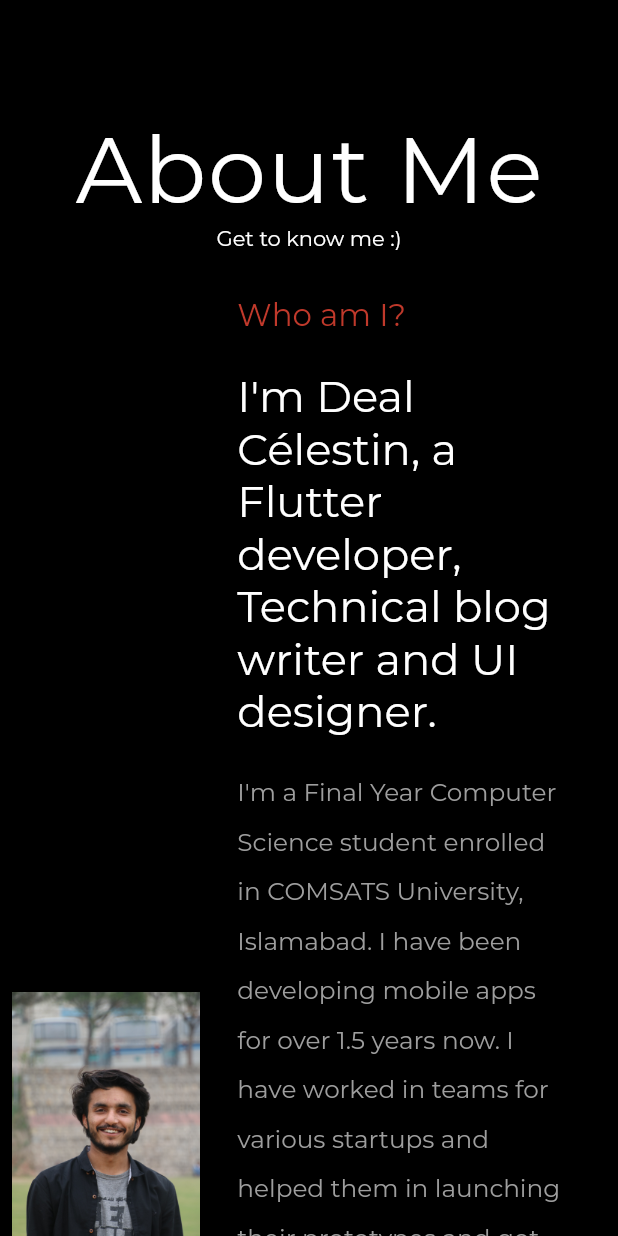
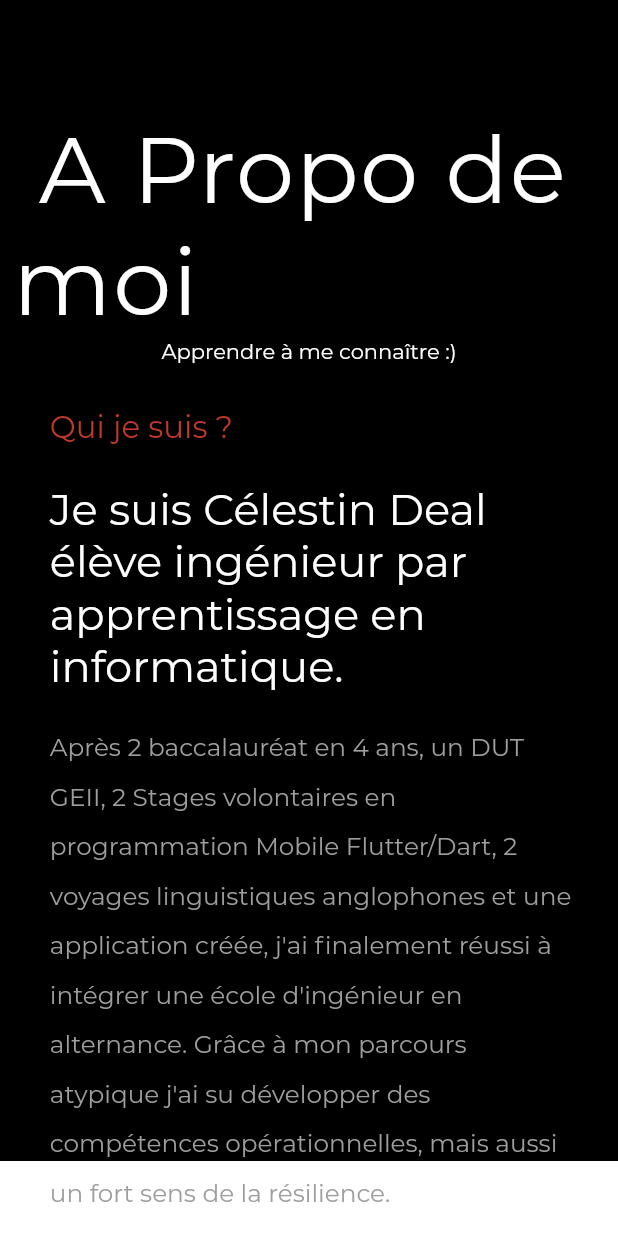
Before and after one commit to celestindeal/cv, a Flutter app: the AboutDesktop widget shown alone on an empty page, opened directly, on a phone screen of 412 x 824 dp. Run offline on Flutter 3.47's test engine with Material 2 defaults, Android fonts, the phone set to English and light mode, and no system bars; our stand-ins replace animated_text_kit, carousel_slider, flip_card, font_awesome_flutter, google_fonts, responsive_builder and 2 more; missing offline and left inert: mailto, universal_html; accounts and stored records are empty; network calls fail; statements that could not run were skipped.

Commit message:
page about et footer

```diff
--- a/lib/constants.dart
+++ b/lib/constants.dart
@@ -35,16 +35,7 @@ final kCommunityLinks = [
 ];
 
 // Tools & Tech
-final kTools = [
-  "Flutter",
-  "Dart",
-  "Python",
-  "Java",
-  "C++",
-  "HTML",
-  "CSS",
-  "Bootstrap"
-];
+final kTools = ["Flutter", "Dart", "Python", "Java", "C", "HTML", "CSS"];
 
 // services
 final kServicesIcons = [
--- a/lib/sections/about/desktopAbout.dart
+++ b/lib/sections/about/desktopAbout.dart
@@ -22,23 +22,24 @@ class AboutDesktop extends StatelessWidget {
     double width = MediaQuery.of(context).size.width;
 
     return Container(
+      height: height - 50,
       padding: EdgeInsets.symmetric(
         horizontal: width * 0.02,
       ),
       color: _themeProvider.lightTheme ? Colors.white : Colors.black,
       child: Column(
         children: [
-          CustomSectionHeading(text: "\nAbout Me"),
-          CustomSectionSubHeading(text: "Get to know me :)"),
+          CustomSectionHeading(text: "\n A Propo de moi"),
+          CustomSectionSubHeading(text: "Apprendre à me connaître :)"),
           SizedBox(height: 30.0),
           Row(
             children: [
-              Expanded(
-                child: Image.asset(
-                  'assets/web.png',
-                  height: height * 0.7,
-                ),
-              ),
+              // Expanded(
+              //   child: Image.asset(
+              //     'assets/web.png',
+              //     height: height * 0.7,
+              //   ),
+              // ),
               Expanded(
                 flex: width < 1230 ? 2 : 1,
                 child: Container(
@@ -47,7 +48,7 @@ class AboutDesktop extends StatelessWidget {
                     crossAxisAlignment: CrossAxisAlignment.start,
                     children: [
                       AdaptiveText(
-                        "Who am I?",
+                        "Qui je suis ?",
                         style: GoogleFonts.montserrat(
                             color: kPrimaryColor, fontSize: height * 0.025),
                       ),
@@ -55,7 +56,7 @@ class AboutDesktop extends StatelessWidget {
                         height: height * 0.03,
                       ),
                       AdaptiveText(
-                        "I'm Deal Célestin, a Flutter developer, Technical blog writer and UI designer.",
+                        "Je suis Célestin Deal élève ingénieur par apprentissage en informatique.",
                         style: GoogleFonts.montserrat(
                           fontSize: height * 0.035,
                           fontWeight: FontWeight.w400,
@@ -68,7 +69,7 @@ class AboutDesktop extends StatelessWidget {
                         height: height * 0.02,
                       ),
                       AdaptiveText(
-                        "I'm a Final Year Computer Science student enrolled in COMSATS University, Islamabad. I have been developing mobile apps for over 1.5 years now. I have worked in teams for various startups and helped them in launching their prototypes and got valuable learning experience. I'm an active Google Developer Student Clubs (DSC) lead and also CEO/Founder Flutter Islamabad, Pakistan.",
+                        "Après 2 baccalauréat en 4 ans, un DUT GEII, 2 Stages volontaires en programmation Mobile Flutter/Dart, 2 voyages linguistiques anglophones et une application créée, j'ai finalement réussi à intégrer une école d'ingénieur en alternance. Grâce à mon parcours atypique j'ai su développer des compétences opérationnelles, mais aussi un fort sens de la résilience.",
                         style: GoogleFonts.montserrat(
                           fontSize: height * 0.02,
                           color: Colors.grey[500],
@@ -90,7 +91,7 @@ class AboutDesktop extends StatelessWidget {
                         height: height * 0.02,
                       ),
                       AdaptiveText(
-                        "Technologies I have worked with:",
+                        "Mes téchnologie:",
                         style: GoogleFonts.montserrat(
                             color: kPrimaryColor, fontSize: height * 0.018),
                       ),
@@ -116,52 +117,52 @@ class AboutDesktop extends StatelessWidget {
                       SizedBox(
                         height: height * 0.025,
                       ),
-                      Row(
-                        mainAxisAlignment: MainAxisAlignment.spaceBetween,
-                        children: [
-                          AboutMeMetaData(
-                            data: "Name",
-                            information: "Deal Célestin",
-                          ),
-                          AboutMeMetaData(
-                            data: "Email",
-                            information: "Célestin.6.shakeel@gmail.com",
-                          ),
-                        ],
-                      ),
-                      SizedBox(
-                        height: height * 0.02,
-                      ),
-                      Row(
-                        children: [
-                          Padding(
-                            padding: const EdgeInsets.all(8.0),
-                            child: OutlinedCustomBtn(
-                              onPressed: () {
-                                html.window.open(
-                                    'https://drive.google.com/file/d/1GF-wtbu2ob_Uxhw2In2QA8QiYi3XjCj1/view?usp=sharing',
-                                    "pdf");
-                              },
-                              btnText: "Resume",
-                            ),
-                          ),
-                          Container(
-                            width: width * 0.05,
-                            decoration: BoxDecoration(
-                              border: Border(
-                                bottom: BorderSide(
-                                    color: Colors.grey[900], width: 2.0),
-                              ),
-                            ),
-                          ),
-                          for (int i = 0; i < kCommunityLogo.length; i++)
-                            CommunityIconBtn(
-                              icon: kCommunityLogo[i],
-                              link: kCommunityLinks[i],
-                              height: _communityLogoHeight[i],
-                            ),
-                        ],
-                      ),
+                      // Row(
+                      //   mainAxisAlignment: MainAxisAlignment.spaceBetween,
+                      //   children: [
+                      //     AboutMeMetaData(
+                      //       data: "Nom",
+                      //       information: "Deal Célestin",
+                      //     ),
+                      //     AboutMeMetaData(
+                      //       data: "Email",
+                      //       information: "celestindeal42@gmail.com",
+                      //     ),
+                      //   ],
+                      // ),
+                      // SizedBox(
+                      //   height: height * 0.02,
+                      // ),
+                      // Row(
+                      //   children: [
+                      //     Padding(
+                      //       padding: const EdgeInsets.all(8.0),
+                      //       child: OutlinedCustomBtn(
+                      //         onPressed: () {
+                      //           html.window.open(
+                      //               'https://drive.google.com/file/d/1GF-wtbu2ob_Uxhw2In2QA8QiYi3XjCj1/view?usp=sharing',
+                      //               "pdf");
+                      //         },
+                      //         btnText: "Resume",
+                      //       ),
+                      //     ),
+                      //     Container(
+                      //       width: width * 0.05,
+                      //       decoration: BoxDecoration(
+                      //         border: Border(
+                      //           bottom: BorderSide(
+                      //               color: Colors.grey[900], width: 2.0),
+                      //         ),
+                      //       ),
+                      //     ),
+                      //     for (int i = 0; i < kCommunityLogo.length; i++)
+                      //       CommunityIconBtn(
+                      //         icon: kCommunityLogo[i],
+                      //         link: kCommunityLinks[i],
+                      //         height: _communityLogoHeight[i],
+                      //       ),
+                      //   ],
+                      // ),
                     ],
                   ),
                 ),
--- a/lib/sections/about/mobileAbout.dart
+++ b/lib/sections/about/mobileAbout.dart
@@ -28,19 +28,19 @@ class AboutMobile extends StatelessWidget {
       color: _themeProvider.lightTheme ? Colors.white : Colors.black,
       child: Column(
         children: [
-          CustomSectionHeading(text: "\nAbout Me"),
-          CustomSectionSubHeading(text: "Get to know me :)"),
-          Image.asset(
-            'assets/mob.png',
-            height: height * 0.27,
-          ),
+          CustomSectionHeading(text: "\nA Propo de moi"),
+          CustomSectionSubHeading(text: "Apprendre à me connaître :)"),
+          // Image.asset(
+          //   'assets/mob.png',
+          //   height: height * 0.27,
+          // ),
           SizedBox(
             height: height * 0.03,
           ),
           Align(
             alignment: Alignment.centerLeft,
             child: Text(
-              "Who am I?",
+              "Qui je suis ?",
               style: GoogleFonts.montserrat(
                 color: kPrimaryColor,
                 fontSize: height * 0.025,
@@ -51,7 +51,7 @@ class AboutMobile extends StatelessWidget {
             height: height * 0.028,
           ),
           Text(
-            "I'm Deal Célestin, a Flutter developer, Technical blog writer and UI designer.",
+            "Je suis Célestin Deal élève ingénieur par apprentissage en informatique.",
             style: GoogleFonts.montserrat(
               fontSize: height * 0.022,
               fontWeight: FontWeight.w400,
@@ -62,7 +62,7 @@ class AboutMobile extends StatelessWidget {
             height: height * 0.02,
           ),
           Text(
-            "I'm a Final Year Computer Science student enrolled in COMSATS University, Islamabad. I have been developing mobile apps for over 1.5 years now. I have worked in teams for various startups and helped them in launching their prototypes and got valuable learning experience. I'm an active Google Developer Student Clubs (DSC) lead and also CEO/Founder Flutter Islamabad, Pakistan.",
+            "Après 2 baccalauréat en 4 ans, un DUT GEII, 2 Stages volontaires en programmation Mobile Flutter/Dart, 2 voyages linguistiques anglophones et une application créée, j'ai finalement réussi à intégrer une école d'ingénieur en alternance. Grâce à mon parcours atypique j'ai su développer des compétences opérationnelles, mais aussi un fort sens de la résilience.",
             style: GoogleFonts.montserrat(
               fontSize: height * 0.018,
               color: Colors.grey[500],
@@ -85,14 +85,14 @@ class AboutMobile extends StatelessWidget {
           Align(
             alignment: Alignment.centerLeft,
             child: Text(
-              "Technologies I have worked with:",
+              "Mes téchnologie:",
               style: GoogleFonts.montserrat(
                   color: kPrimaryColor, fontSize: height * 0.015),
             ),
           ),
           Row(
             children: [
-              for (int i = 0; i < 4; i++)
+              for (int i = 0; i < kTools.length / 2; i++)
                 ToolTechWidget(
                   techName: kTools[i],
                 ),
@@ -100,7 +100,7 @@ class AboutMobile extends StatelessWidget {
           ),
           Row(
             children: [
-              for (int i = 4; i < 8; i++)
+              for (int i = (kTools.length / 2).toInt(); i < kTools.length; i++)
                 ToolTechWidget(
                   techName: kTools[i],
                 ),
@@ -119,57 +119,57 @@ class AboutMobile extends StatelessWidget {
           SizedBox(
             height: height * 0.02,
           ),
-          AboutMeMetaData(
-            data: "Name",
-            information: "Deal Célestin",
-            alignment: Alignment.centerLeft,
-          ),
-          AboutMeMetaData(
-            data: "Email",
-            information: "Célestin.6.shakeel@gmail.com",
-            alignment: Alignment.centerLeft,
-          ),
-          SizedBox(
-            height: height * 0.015,
-          ),
-          Align(
-            alignment: Alignment.centerLeft,
-            child: Row(
-              children: [
-                Padding(
-                  padding: const EdgeInsets.all(8.0),
-                  child: OutlinedCustomBtn(
-                      btnText: "Resume",
-                      onPressed: () {
-                        kIsWeb
-                            ? html.window.open(
-                                'https://drive.google.com/uc?export=view&id=1OOdcdGEN3thVvpZ4cl_MM0LT-GCMuLIE',
-                                "pdf")
-                            : launchURL(
-                                'https://drive.google.com/uc?export=view&id=1OOdcdGEN3thVvpZ4cl_MM0LT-GCMuLIE');
-                      }),
-                ),
-                Container(
-                  width: width * 0.2,
-                  decoration: BoxDecoration(
-                    border: Border(
-                      bottom: BorderSide(color: Colors.grey[900], width: 2.0),
-                    ),
-                  ),
-                ),
-              ],
-            ),
-          ),
-          Row(
-            children: [
-              for (int i = 0; i < kCommunityLogo.length; i++)
-                CommunityIconBtn(
-                  icon: kCommunityLogo[i],
-                  link: kCommunityLinks[i],
-                  height: _communityLogoHeight[i],
-                ),
-            ],
-          ),
+          // AboutMeMetaData(
+          //   data: "Nom",
+          //   information: "Deal Célestin",
+          //   alignment: Alignment.centerLeft,
+          // ),
+          // AboutMeMetaData(
+          //   data: "Email",
+          //   information: "celestindeal42@gmail.com",
+          //   alignment: Alignment.centerLeft,
+          // ),
+          // SizedBox(
+          //   height: height * 0.015,
+          // ),
+          // Align(
+          //   alignment: Alignment.centerLeft,
+          //   child: Row(
+          //     children: [
+          //       Padding(
+          //         padding: const EdgeInsets.all(8.0),
+          //         child: OutlinedCustomBtn(
+          //             btnText: "Resume",
+          //             onPressed: () {
+          //               kIsWeb
+          //                   ? html.window.open(
+          //                       'https://drive.google.com/uc?export=view&id=1OOdcdGEN3thVvpZ4cl_MM0LT-GCMuLIE',
+          //                       "pdf")
+          //                   : launchURL(
+          //                       'https://drive.google.com/uc?export=view&id=1OOdcdGEN3thVvpZ4cl_MM0LT-GCMuLIE');
+          //             }),
+          //       ),
+          //       Container(
+          //         width: width * 0.2,
+          //         decoration: BoxDecoration(
+          //           border: Border(
+          //             bottom: BorderSide(color: Colors.grey[900], width: 2.0),
+          //           ),
+          //         ),
+          //       ),
+          //     ],
+          //   ),
+          // ),
+          // Row(
+          //   children: [
+          //     for (int i = 0; i < kCommunityLogo.length; i++)
+          //       CommunityIconBtn(
+          //         icon: kCommunityLogo[i],
+          //         link: kCommunityLinks[i],
+          //         height: _communityLogoHeight[i],
+          //       ),
+          //   ],
+          // ),
         ],
       ),
     );
--- a/lib/sections/mainSection.dart
+++ b/lib/sections/mainSection.dart
@@ -241,7 +241,7 @@ class _MainPageState extends State<MainPage> {
                   side: BorderSide(color: kPrimaryColor)),
               onPressed: () {
                 html.window.open(
-                    'https://drive.google.com/file/d/1GF-wtbu2ob_Uxhw2In2QA8QiYi3XjCj1/view?usp=sharing',
+                    'https://drive.google.com/file/d/1HNqIR5uJINAZiU6zid9zPKoDE33x27Ys/view?usp=sharing',
                     "pdf");
               },
               child: Text(
@@ -319,7 +319,7 @@ class _MainPageState extends State<MainPage> {
                       side: BorderSide(color: kPrimaryColor)),
                   onPressed: () {
                     launchURL(
-                        "https://drive.google.com/file/d/1GF-wtbu2ob_Uxhw2In2QA8QiYi3XjCj1/view?usp=sharing");
+                        "https://drive.google.com/file/d/1HNqIR5uJINAZiU6zid9zPKoDE33x27Ys/view?usp=sharing");
                   },
                   child: ListTile(
                     leading: Icon(
@@ -327,7 +327,7 @@ class _MainPageState extends State<MainPage> {
                       color: Colors.red,
                     ),
                     title: Text(
-                      "RESUME",
+                      "TÉLÉCHARGER",
                       style: GoogleFonts.montserrat(
                         fontWeight: FontWeight.w300,
                         color: theme.lightTheme ? Colors.black : Colors.white,
--- a/lib/widget/footer.dart
+++ b/lib/widget/footer.dart
@@ -4,6 +4,7 @@ import 'package:folio/provider/themeProvider.dart';
 import 'package:folio/widget/adaptiveText.dart';
 import 'package:google_fonts/google_fonts.dart';
 import 'package:provider/provider.dart';
+import 'package:url_launcher/url_launcher.dart';
 
 class Footer extends StatelessWidget {
   @override
@@ -21,19 +22,21 @@ class Footer extends StatelessWidget {
           mainAxisSize: MainAxisSize.min,
           children: [
             AdaptiveText(
-              "Developed in 💙 with ",
+              "Développer avec ",
               style: GoogleFonts.montserrat(
                 fontWeight: FontWeight.w300,
                 color: _themeProvider.lightTheme ? Colors.black : Colors.white,
               ),
             ),
             InkWell(
-              onTap: () => launchURL("https://github.com/mhmzdev/DevFolio"),
-              child: Text(
-                "Flutter",
-                style: TextStyle(color: Colors.blue),
-              ),
-            )
+                child: Text(
+                  "Flutter",
+                  style: TextStyle(color: Colors.blue),
+                ),
+                onTap: () async {
+                  String _url = "https://flutter.dev/";
+                  if (!await launch(_url)) throw 'Could not launch $_url';
+                })
           ],
         ),
       ),
--- a/pubspec.yaml
+++ b/pubspec.yaml
@@ -25,7 +25,7 @@ dependencies:
     sdk: flutter
   cupertino_icons: ^1.0.2
   google_fonts: 2.0.0
-  url_launcher: ^6.0.2
+  url_launcher: ^6.0.20
   responsive_builder: ^0.1.2
   carousel_slider: ^3.0.0
   animated_text_kit: ^3.1.2
```
Also changed, not shown: lib/sections/about/tabAbout.dart (+77 -77 lines).
